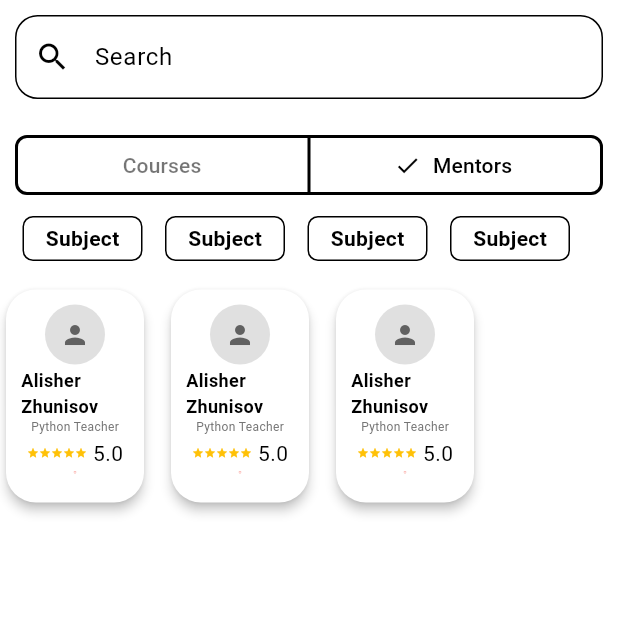
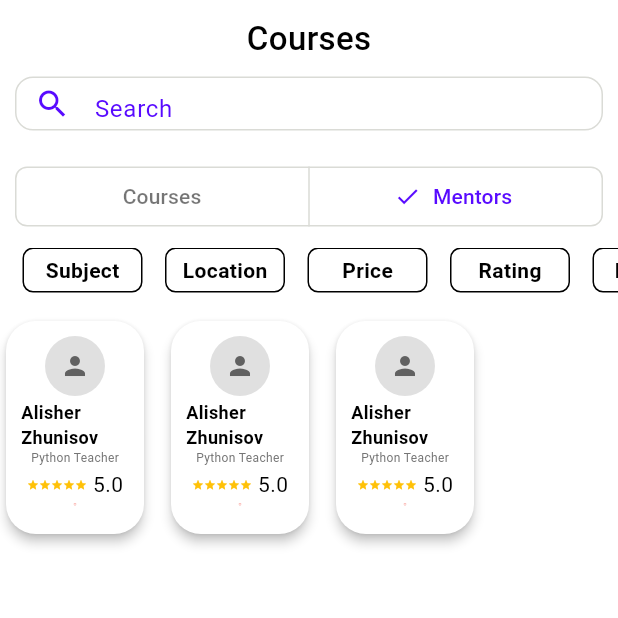
Before and after one commit to sarv1n0zrr/mentor-hub, a Flutter app: the MentorsPage screen opened directly, after a tap on "Mentors", on a phone screen of 412 x 824 dp, the top half of it. Run offline on Flutter 3.47's test engine with Material 3 defaults, Android fonts, the phone set to English and light mode, and no system bars; our stand-ins replace cached_network_image, cloud_firestore, file_picker, firebase_auth, firebase_core, firebase_storage and 1 more; accounts and stored records are empty; network calls fail.

Commit message:
mentors_page

```diff
--- a/lib/features/auth/presentation/pages/login_page.dart
+++ b/lib/features/auth/presentation/pages/login_page.dart
@@ -47,10 +47,12 @@ class _LoginPageState extends State<LoginPage> {
             child: Column(
               mainAxisAlignment: MainAxisAlignment.center,
               children: [
-                Icon(
-                  Icons.lock_open_rounded,
-                  size: 80,
-                  color: Theme.of(context).colorScheme.primary,
+                Container(
+                  width: 100,
+                  height: 100,
+                  child: Image.asset(
+                    "assets/images/mentorHub_logo.jpg",
+                  ),
                 ),
                 const SizedBox(
                   height: 50,
--- a/lib/features/auth/presentation/pages/register_page.dart
+++ b/lib/features/auth/presentation/pages/register_page.dart
@@ -72,10 +72,12 @@ class _RegisterPageState extends State<RegisterPage> {
               child: Column(
                 mainAxisAlignment: MainAxisAlignment.center,
                 children: [
-                  Icon(
-                    Icons.lock_open_rounded,
-                    size: 80,
-                    color: Theme.of(context).colorScheme.primary,
+                  Container(
+                    width: 100,
+                    height: 100,
+                    child: Image.asset(
+                      "assets/images/mentorHub_logo.jpg",
+                    ),
                   ),
                   const SizedBox(height: 50),
                   Text(
@@ -128,7 +130,7 @@ class _RegisterPageState extends State<RegisterPage> {
                       GestureDetector(
                         onTap: widget.togglePages,
                         child: Text(
-                          'Log in',
+                          'Login',
                           style: TextStyle(
                             color: Theme.of(context).colorScheme.inversePrimary,
                             fontWeight: FontWeight.bold,
--- a/lib/features/mentors/presentation/pages/mentors_page.dart
+++ b/lib/features/mentors/presentation/pages/mentors_page.dart
@@ -21,13 +21,13 @@ class _MentorsPageState extends State<MentorsPage> {
           child: Container(
             child: Column(
               children: [
-              SizedBox(
-                width: double.infinity,
+                SingleChildScrollView(
+                  scrollDirection: Axis.horizontal,
+                  child: Padding(
+                    padding: const EdgeInsets.symmetric(horizontal: 15.0),
                     child: Row(
                       children: [
-                    Padding(
-                      padding: const EdgeInsets.symmetric(horizontal: 15.0),
-                      child: Container(
+                        Container(
                           width: 80,
                           height: 30,
                           decoration: BoxDecoration(
@@ -42,7 +42,7 @@ class _MentorsPageState extends State<MentorsPage> {
                             ),
                           ),
                         ),
-                    ),
+                        SizedBox(width: 15),
                         Container(
                           width: 80,
                           height: 30,
@@ -111,6 +111,7 @@ class _MentorsPageState extends State<MentorsPage> {
                       ],
                     ),
                   ),
+                ),
                 SizedBox(height: 20),
                 Card(
                   color: Colors.white,
@@ -128,11 +129,12 @@ class _MentorsPageState extends State<MentorsPage> {
                           child: Container(
                             width: 80,
                             height: 80,
-                          color: Colors.grey[300],
+                            color: Colors.black,
                             child: Center(
-                            child: Text(
-                              'POSTER',
-                              style: TextStyle(fontWeight: FontWeight.bold),
+                              child: Icon(
+                                Icons.star,
+                                color: Colors.white,
+                                size: 40,
                               ),
                             ),
                           ),
@@ -145,7 +147,7 @@ class _MentorsPageState extends State<MentorsPage> {
                               Text(
                                 'Course Name',
                                 style: TextStyle(
-                                fontSize: 16,
+                                  fontSize: 20,
                                   fontWeight: FontWeight.bold,
                                 ),
                               ),
@@ -156,32 +158,36 @@ class _MentorsPageState extends State<MentorsPage> {
                               ),
                               SizedBox(height: 10),
                               Row(
-                              mainAxisAlignment: MainAxisAlignment.spaceBetween,
+                                mainAxisAlignment:
+                                    MainAxisAlignment.spaceBetween,
                                 children: [
                                   Text(
                                     '\$17.50',
                                     style: TextStyle(
-                                    fontSize: 16,
+                                      fontSize: 20,
                                       fontWeight: FontWeight.bold,
                                     ),
                                   ),
                                   Row(
                                     children: [
                                       Icon(Icons.star,
-                                        color: Colors.amber, size: 16),
+                                          color: Colors.purple, size: 16),
                                       Icon(Icons.star,
-                                        color: Colors.amber, size: 16),
+                                          color: Colors.purple, size: 16),
                                       Icon(Icons.star,
-                                        color: Colors.amber, size: 16),
+                                          color: Colors.purple, size: 16),
                                       Icon(Icons.star,
-                                        color: Colors.amber, size: 16),
+                                          color: Colors.purple, size: 16),
                                       Icon(Icons.star_half,
-                                        color: Colors.amber, size: 16),
+                                          color: Colors.purple, size: 16),
                                       SizedBox(width: 5),
-                                    Text('4.5'),
+                                      Text('4.6',
+                                          style:
+                                              TextStyle(color: Colors.purple)),
                                     ],
                                   ),
-                                Icon(Icons.favorite_border, color: Colors.red),
+                                  Icon(Icons.favorite_border,
+                                      color: Colors.purple),
                                 ],
                               ),
                             ],
@@ -208,11 +214,12 @@ class _MentorsPageState extends State<MentorsPage> {
                           child: Container(
                             width: 80,
                             height: 80,
-                          color: Colors.grey[300],
+                            color: Colors.black,
                             child: Center(
-                            child: Text(
-                              'POSTER',
-                              style: TextStyle(fontWeight: FontWeight.bold),
+                              child: Icon(
+                                Icons.star,
+                                color: Colors.white,
+                                size: 40,
                               ),
                             ),
                           ),
@@ -225,7 +232,7 @@ class _MentorsPageState extends State<MentorsPage> {
                               Text(
                                 'Course Name',
                                 style: TextStyle(
-                                fontSize: 16,
+                                  fontSize: 20,
                                   fontWeight: FontWeight.bold,
                                 ),
                               ),
@@ -236,32 +243,36 @@ class _MentorsPageState extends State<MentorsPage> {
                               ),
                               SizedBox(height: 10),
                               Row(
-                              mainAxisAlignment: MainAxisAlignment.spaceBetween,
+                                mainAxisAlignment:
+                                    MainAxisAlignment.spaceBetween,
                                 children: [
                                   Text(
                                     '\$17.50',
                                     style: TextStyle(
-                                    fontSize: 16,
+                                      fontSize: 20,
                                       fontWeight: FontWeight.bold,
                                     ),
                                   ),
                                   Row(
                                     children: [
                                       Icon(Icons.star,
-                                        color: Colors.amber, size: 16),
+                                          color: Colors.purple, size: 16),
                                       Icon(Icons.star,
-                                        color: Colors.amber, size: 16),
+                                          color: Colors.purple, size: 16),
                                       Icon(Icons.star,
-                                        color: Colors.amber, size: 16),
+                                          color: Colors.purple, size: 16),
                                       Icon(Icons.star,
-                                        color: Colors.amber, size: 16),
+                                          color: Colors.purple, size: 16),
                                       Icon(Icons.star_half,
-                                        color: Colors.amber, size: 16),
+                                          color: Colors.purple, size: 16),
                                       SizedBox(width: 5),
-                                    Text('4.5'),
+                                      Text('4.6',
+                                          style:
+                                              TextStyle(color: Colors.purple)),
                                     ],
                                   ),
-                                Icon(Icons.favorite_border, color: Colors.red),
+                                  Icon(Icons.favorite_border,
+                                      color: Colors.purple),
                                 ],
                               ),
                             ],
@@ -288,11 +299,12 @@ class _MentorsPageState extends State<MentorsPage> {
                           child: Container(
                             width: 80,
                             height: 80,
-                          color: Colors.grey[300],
+                            color: Colors.black,
                             child: Center(
-                            child: Text(
-                              'POSTER',
-                              style: TextStyle(fontWeight: FontWeight.bold),
+                              child: Icon(
+                                Icons.star,
+                                color: Colors.white,
+                                size: 40,
                               ),
                             ),
                           ),
@@ -305,7 +317,7 @@ class _MentorsPageState extends State<MentorsPage> {
                               Text(
                                 'Course Name',
                                 style: TextStyle(
-                                fontSize: 16,
+                                  fontSize: 20,
                                   fontWeight: FontWeight.bold,
                                 ),
                               ),
@@ -316,112 +328,36 @@ class _MentorsPageState extends State<MentorsPage> {
                               ),
                               SizedBox(height: 10),
                               Row(
-                              mainAxisAlignment: MainAxisAlignment.spaceBetween,
+                                mainAxisAlignment:
+                                    MainAxisAlignment.spaceBetween,
                                 children: [
                                   Text(
                                     '\$17.50',
                                     style: TextStyle(
-                                    fontSize: 16,
+                                      fontSize: 20,
                                       fontWeight: FontWeight.bold,
                                     ),
                                   ),
                                   Row(
                                     children: [
                                       Icon(Icons.star,
-                                        color: Colors.amber, size: 16),
+                                          color: Colors.purple, size: 16),
                                       Icon(Icons.star,
-                                        color: Colors.amber, size: 16),
+                                          color: Colors.purple, size: 16),
                                       Icon(Icons.star,
-                                        color: Colors.amber, size: 16),
+                                          color: Colors.purple, size: 16),
                                       Icon(Icons.star,
-                                        color: Colors.amber, size: 16),
+                                          color: Colors.purple, size: 16),
                                       Icon(Icons.star_half,
-                                        color: Colors.amber, size: 16),
+                                          color: Colors.purple, size: 16),
                                       SizedBox(width: 5),
-                                    Text('4.5'),
+                                      Text('4.6',
+                                          style:
+                                              TextStyle(color: Colors.purple)),
                                     ],
                                   ),
-                                Icon(Icons.favorite_border, color: Colors.red),
-                              ],
-                            ),
-                          ],
-                        ),
-                      ),
-                    ],
-                  ),
-                ),
-              ),
-              SizedBox(height: 10),
-              Card(
-                color: Colors.white,
-                shape: RoundedRectangleBorder(
-                  borderRadius: BorderRadius.circular(15),
-                ),
-                elevation: 3,
-                child: Padding(
-                  padding: const EdgeInsets.all(10.0),
-                  child: Row(
-                    crossAxisAlignment: CrossAxisAlignment.start,
-                    children: [
-                      ClipRRect(
-                        borderRadius: BorderRadius.circular(10),
-                        child: Container(
-                          width: 80,
-                          height: 80,
-                          color: Colors.grey[300],
-                          child: Center(
-                            child: Text(
-                              'POSTER',
-                              style: TextStyle(fontWeight: FontWeight.bold),
-                            ),
-                          ),
-                        ),
-                      ),
-                      SizedBox(width: 10),
-                      Expanded(
-                        child: Column(
-                          crossAxisAlignment: CrossAxisAlignment.start,
-                          children: [
-                            Text(
-                              'Course Name',
-                              style: TextStyle(
-                                fontSize: 16,
-                                fontWeight: FontWeight.bold,
-                              ),
-                            ),
-                            SizedBox(height: 5),
-                            Text(
-                              'description text...',
-                              style: TextStyle(color: Colors.grey[600]),
-                            ),
-                            SizedBox(height: 10),
-                            Row(
-                              mainAxisAlignment: MainAxisAlignment.spaceBetween,
-                              children: [
-                                Text(
-                                  '\$17.50',
-                                  style: TextStyle(
-                                    fontSize: 16,
-                                    fontWeight: FontWeight.bold,
-                                  ),
-                                ),
-                                Row(
-                                  children: [
-                                    Icon(Icons.star,
-                                        color: Colors.amber, size: 16),
-                                    Icon(Icons.star,
-                                        color: Colors.amber, size: 16),
-                                    Icon(Icons.star,
-                                        color: Colors.amber, size: 16),
-                                    Icon(Icons.star,
-                                        color: Colors.amber, size: 16),
-                                    Icon(Icons.star_half,
-                                        color: Colors.amber, size: 16),
-                                    SizedBox(width: 5),
-                                    Text('4.5'),
-                                  ],
-                                ),
-                                Icon(Icons.favorite_border, color: Colors.red),
+                                  Icon(Icons.favorite_border,
+                                      color: Colors.purple),
                                 ],
                               ),
                             ],
@@ -432,21 +368,20 @@ class _MentorsPageState extends State<MentorsPage> {
                   ),
                 ),
               ],
-          )),
+            ),
+          ),
         );
       case "Mentors":
         return SingleChildScrollView(
           child: Container(
             child: Column(
               children: [
-                Row(
-                  children: [
-                    SizedBox(
+                SingleChildScrollView(
+                  scrollDirection: Axis.horizontal,
                   child: Row(
                     children: [
                       Padding(
-                            padding:
-                                const EdgeInsets.symmetric(horizontal: 15.0),
+                        padding: const EdgeInsets.symmetric(horizontal: 15.0),
                         child: Container(
                           width: 80,
                           height: 30,
@@ -458,8 +393,7 @@ class _MentorsPageState extends State<MentorsPage> {
                             child: Text(
                               "Subject",
                               style: TextStyle(
-                                      fontSize: 14,
-                                      fontWeight: FontWeight.bold),
+                                  fontSize: 14, fontWeight: FontWeight.bold),
                             ),
                           ),
                         ),
@@ -473,7 +407,7 @@ class _MentorsPageState extends State<MentorsPage> {
                             border: Border.all(color: Colors.black)),
                         child: Center(
                           child: Text(
-                                "Subject",
+                            "Location",
                             style: TextStyle(
                                 fontSize: 14, fontWeight: FontWeight.bold),
                           ),
@@ -489,7 +423,7 @@ class _MentorsPageState extends State<MentorsPage> {
                             border: Border.all(color: Colors.black)),
                         child: Center(
                           child: Text(
-                                "Subject",
+                            "Price",
                             style: TextStyle(
                                 fontSize: 14, fontWeight: FontWeight.bold),
                           ),
@@ -505,7 +439,23 @@ class _MentorsPageState extends State<MentorsPage> {
                             border: Border.all(color: Colors.black)),
                         child: Center(
                           child: Text(
-                                "Subject",
+                            "Rating",
+                            style: TextStyle(
+                                fontSize: 14, fontWeight: FontWeight.bold),
+                          ),
+                        ),
+                      ),
+                      SizedBox(width: 15),
+                      Container(
+                        width: 80,
+                        height: 30,
+                        decoration: BoxDecoration(
+                            color: Colors.transparent,
+                            borderRadius: BorderRadius.circular(7),
+                            border: Border.all(color: Colors.black)),
+                        child: Center(
+                          child: Text(
+                            "Popular",
                             style: TextStyle(
                                 fontSize: 14, fontWeight: FontWeight.bold),
                           ),
@@ -513,8 +463,6 @@ class _MentorsPageState extends State<MentorsPage> {
                       ),
                     ],
                   ),
-                    ),
-                  ],
                 ),
                 SizedBox(height: 15),
                 Row(
@@ -744,26 +692,44 @@ class _MentorsPageState extends State<MentorsPage> {
     return Scaffold(
       body: Column(
         children: [
+          Padding(padding: EdgeInsets.only(top: 10)),
+          Text("Courses",
+              style: TextStyle(
+                fontSize: 22,
+                fontWeight: FontWeight.w500,
+              )),
           Padding(
             padding: const EdgeInsets.all(10),
             child: Container(
+              height: 36,
               decoration: BoxDecoration(
                   color: Colors.transparent,
-                  borderRadius: BorderRadius.circular(15),
-                  border: Border.all(color: Colors.black)),
+                  borderRadius: BorderRadius.circular(12),
+                  border: Border.all(
+                    color: Color(0xFFDADBD6),
+                    width: 1,
+                  )),
               child: TextField(
                 controller: _searchController,
+                style: TextStyle(color: Color(0xFF580AFF)),
                 decoration: InputDecoration(
                   border: InputBorder.none,
                   hintText: "Search",
-                    hintStyle: TextStyle(color: Colors.black),
-                    prefixIcon: IconButton(
+                  hintStyle: TextStyle(color: Color(0xFF580AFF)),
+                  contentPadding: EdgeInsets.symmetric(vertical: 2),
+                  prefixIcon: Padding(
+                    padding: EdgeInsets.zero,
+                    child: IconButton(
+                      padding: EdgeInsets.zero,
+                      constraints: BoxConstraints(),
                       onPressed: _onSearch,
                       icon: const Icon(
                         Icons.search,
-                          color: Colors.black,
-                        )),
-                    contentPadding: EdgeInsets.symmetric(vertical: 15)),
+                        color: Color(0xFF580AFF),
+                      ),
+                    ),
+                  ),
+                ),
               ),
             ),
           ),
@@ -789,23 +755,28 @@ class _MentorsPageState extends State<MentorsPage> {
                   style: ButtonStyle(
                     backgroundColor: WidgetStateProperty.resolveWith((states) {
                       if (states.contains(WidgetState.selected)) {
-                        return Colors.white; // Цвет активной кнопки
+                        return Colors.white;
                       }
-                      return Colors.transparent; // Цвет неактивной кнопки
+                      return Colors.transparent;
                     }),
                     foregroundColor: WidgetStateProperty.resolveWith((states) {
                       if (states.contains(WidgetState.selected)) {
-                        return Colors.black; // Цвет текста активной кнопки
+                        return Color(0xFF580AFF);
                       }
-                      return Colors.black54; // Цвет текста неактивной кнопки
+                      return Colors.black54;
+                    }),
+                    overlayColor: WidgetStateProperty.resolveWith((states) {
+                      if (states.contains(WidgetState.hovered)) {
+                        return Color(0xFF580AFF);
+                      }
+                      return null;
                     }),
                     side: WidgetStateProperty.all(
-                      BorderSide(
-                          color: Colors.black, width: 2), // Граница кнопок
+                      BorderSide(color: Color(0xFFDADBD6), width: 1),
                     ),
                     shape: WidgetStateProperty.all(
                       RoundedRectangleBorder(
-                        borderRadius: BorderRadius.circular(8), //  скругление
+                        borderRadius: BorderRadius.circular(8),
                       ),
                     ),
                   )),
--- a/pubspec.yaml
+++ b/pubspec.yaml
@@ -2,7 +2,7 @@ name: mentor_hub
 description: "A new Flutter project."
 # The following line prevents the package from being accidentally published to
 # pub.dev using `flutter pub publish`. This is preferred for private packages.
-publish_to: 'none' # Remove this line if you wish to publish to pub.dev
+publish_to: "none" # Remove this line if you wish to publish to pub.dev
 
 # The following defines the version and build number for your application.
 # A version number is three numbers separated by dots, like 1.2.43
@@ -30,7 +30,6 @@ environment:
 dependencies:
   flutter:
     sdk: flutter
-
 
   # The following adds the Cupertino Icons font to your application.
   # Use with the CupertinoIcons class for iOS style icons.
@@ -60,7 +59,6 @@ dev_dependencies:
 
 # The following section is specific to Flutter packages.
 flutter:
-
   # The following line ensures that the Material Icons font is
   # included with your application, so that you can use the icons in
   # the material Icons class.
@@ -71,6 +69,7 @@ flutter:
     - assets/images/default_image.jpg
     - assets/images/image1.jpg
     - assets/images/post_image.jpg
+    - assets/images/mentorHub_logo.jpg
 
   # An image asset can refer to one or more resolution-specific "variants", see
   # https://flutter.dev/to/resolution-aware-images
```
Also changed, not shown: assets/images/mentorHub_logo.jpg (added). Lines whose indentation alone changed are shown as unchanged.
